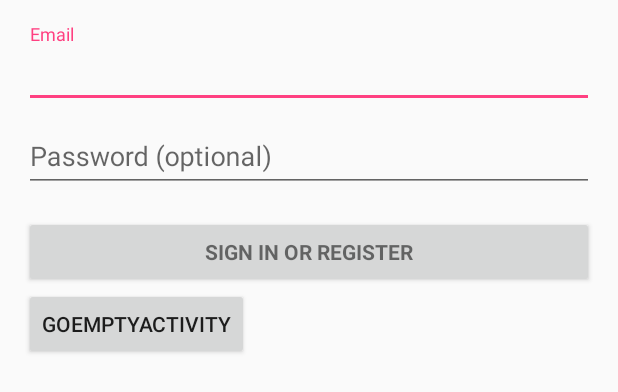
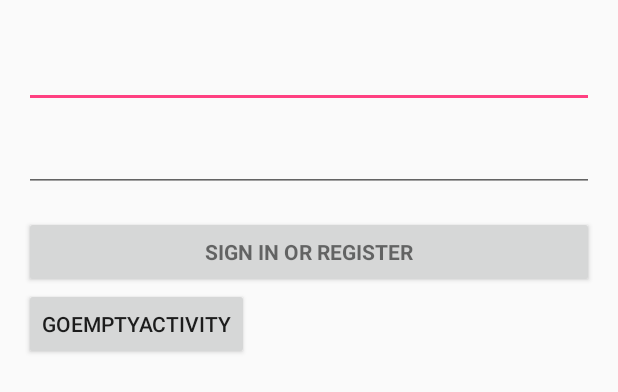
Before and after one commit to DiscoverForever/MaterialDesign, an Android app: the layout activity_login.xml on its own in the app's theme, with its tools: preview values and no code run, on a phone screen of 412 x 824 dp. Shown: the top 392 px of the screen. Run offline under Robolectric (Android 15) with nearby library versions, the phone set to English and light mode, and no system bars.

Commit message:
databinding study

```diff
--- a/NiceWeather/build.gradle
+++ b/NiceWeather/build.gradle
@@ -17,6 +17,9 @@ android {
             proguardFiles getDefaultProguardFile('proguard-android.txt'), 'proguard-rules.pro'
         }
     }
+    dataBinding {
+        enabled = true;
+    }
 }
 
 dependencies {
--- a/NiceWeather/src/main/res/layout/activity_login.xml
+++ b/NiceWeather/src/main/res/layout/activity_login.xml
@@ -1,5 +1,13 @@
-<LinearLayout xmlns:android="http://schemas.android.com/apk/res/android"
-    xmlns:tools="http://schemas.android.com/tools"
+<layout
+    xmlns:android="http://schemas.android.com/apk/res/android"
+    xmlns:tools="http://schemas.android.com/tools">
+    <data>
+        <import type="com.moon.niceweather.template.User"/>
+        <variable
+            name="user"
+            type="User"/>
+    </data>
+    <LinearLayout
         android:layout_width="match_parent"
         android:layout_height="match_parent"
         android:gravity="center_horizontal"
@@ -38,7 +46,7 @@
                         android:id="@+id/email"
                         android:layout_width="match_parent"
                         android:layout_height="wrap_content"
-                    android:hint="@string/prompt_email"
+                        android:hint="@{user.username}"
                         android:inputType="textEmailAddress"
                         android:maxLines="1"
                         android:singleLine="true" />
@@ -53,7 +61,7 @@
                         android:id="@+id/password"
                         android:layout_width="match_parent"
                         android:layout_height="wrap_content"
-                    android:hint="@string/prompt_password"
+                        android:hint="@{user.password}"
                         android:imeActionId="@+id/login"
                         android:imeActionLabel="@string/action_sign_in_short"
                         android:imeOptions="actionUnspecified"
@@ -71,11 +79,13 @@
                     android:layout_marginTop="16dp"
                     android:text="@string/action_sign_in"
                     android:textStyle="bold" />
+
                 <Button
                     android:id="@+id/bt_goEmpty"
                     android:layout_width="wrap_content"
                     android:layout_height="wrap_content"
-                android:text="GoEmptyActivity"/>
+                    android:text="GoEmptyActivity" />
             </LinearLayout>
         </ScrollView>
     </LinearLayout>
+</layout>
```
Also changed, not shown: NiceWeather/src/main/AndroidManifest.xml (+7 -5 lines), NiceWeather/src/main/java/com/moon/niceweather/activity/LoginActivity.java (+26 -0 lines), NiceWeather/src/main/java/com/moon/niceweather/template/User.java (added, +30 -0 lines). Lines whose indentation alone changed are shown as unchanged.
